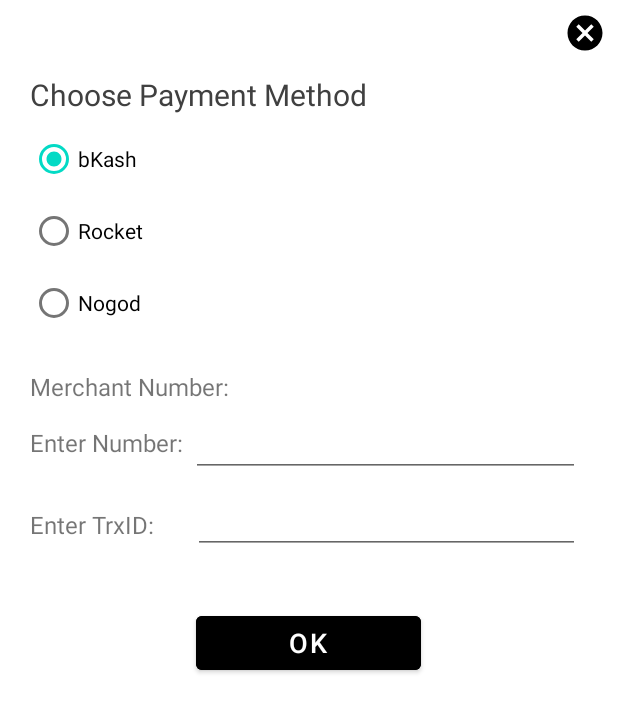
After one commit to DeveloperKits/Halal-Pay, an Android app: the layout custom_dialog_box_deposit.xml on its own in the app's theme, with its tools: preview values and no code run, on a phone screen of 412 x 824 dp. The commit adds this screen. Shown: the top 712 px of the screen. Run offline under Robolectric (Android 15) with nearby library versions, the phone set to English and light mode, and no system bars; Roboto replaces fonts that are not available here.

Commit message:
UI complete

```diff
--- a/app/src/main/AndroidManifest.xml
+++ b/app/src/main/AndroidManifest.xml
@@ -1,6 +1,8 @@
 <?xml version="1.0" encoding="utf-8"?>
 <manifest xmlns:android="http://schemas.android.com/apk/res/android"
     package="com.samulit.halal_pay">
+
+    <uses-permission android:name="android.permission.INTERNET" />
 
     <application
         android:allowBackup="true"
@@ -9,8 +11,8 @@
         android:roundIcon="@mipmap/ic_launcher_round"
         android:supportsRtl="true"
         android:theme="@style/Theme.EPay">
-        <activity android:name="com.samulit.halal_pay.LoginActivity"></activity>
-        <activity android:name="com.samulit.halal_pay.RegistrationActivity"></activity>
+        <activity android:name="com.samulit.halal_pay.LoginActivity" />
+        <activity android:name="com.samulit.halal_pay.RegistrationActivity" />
         <activity android:name="com.samulit.halal_pay.HomeActivity" />
         <activity android:name="com.samulit.halal_pay.MainActivity">
             <intent-filter>
--- /dev/null
+++ b/app/src/main/res/drawable/ic_baseline_cancel_24.xml
@@ -0,0 +1,10 @@
+<vector xmlns:android="http://schemas.android.com/apk/res/android"
+    android:width="28dp"
+    android:height="28dp"
+    android:viewportWidth="24"
+    android:viewportHeight="24"
+    android:tint="?attr/colorControlNormal">
+  <path
+      android:fillColor="@android:color/white"
+      android:pathData="M12,2C6.47,2 2,6.47 2,12s4.47,10 10,10 10,-4.47 10,-10S17.53,2 12,2zM17,15.59L15.59,17 12,13.41 8.41,17 7,15.59 10.59,12 7,8.41 8.41,7 12,10.59 15.59,7 17,8.41 13.41,12 17,15.59z"/>
+</vector>
--- /dev/null
+++ b/app/src/main/res/layout/custom_dialog_box_deposit.xml
@@ -0,0 +1,146 @@
+<?xml version="1.0" encoding="utf-8"?>
+<LinearLayout xmlns:android="http://schemas.android.com/apk/res/android"
+    android:layout_width="match_parent"
+    android:layout_height="match_parent"
+    xmlns:app="http://schemas.android.com/apk/res-auto"
+    android:orientation="vertical">
+
+    <Button
+        android:id="@+id/cancel"
+        style="@style/Widget.MaterialComponents.Button.TextButton.Icon"
+        android:layout_width="42dp"
+        android:layout_height="40dp"
+        android:layout_gravity="end"
+        android:layout_marginEnd="2dp"
+        android:layout_marginVertical="2dp"
+        app:icon="@drawable/ic_baseline_cancel_24"
+        app:iconTint="@color/black"
+        app:rippleColor="@color/black" />
+
+    <TextView
+        android:id="@+id/textView2"
+        android:layout_width="match_parent"
+        android:layout_height="wrap_content"
+        android:layout_marginStart="20dp"
+        android:layout_marginTop="5dp"
+        android:text="Choose Payment Method"
+        android:textColor="@color/text_color_back"
+        android:textSize="20sp" />
+
+    <RadioGroup
+        android:id="@+id/radioGroup"
+        android:layout_width="match_parent"
+        android:layout_height="wrap_content"
+        android:layout_marginStart="20dp"
+        android:layout_marginTop="5dp"
+        android:layout_marginBottom="15dp">
+
+        <RadioButton
+            android:id="@+id/bkash"
+            android:layout_width="match_parent"
+            android:layout_height="wrap_content"
+            android:checked="true"
+            android:text="bKash" />
+
+        <RadioButton
+            android:id="@+id/rocket"
+            android:layout_width="match_parent"
+            android:layout_height="wrap_content"
+            android:text="Rocket"/>
+
+        <RadioButton
+            android:id="@+id/nogod"
+            android:layout_width="match_parent"
+            android:layout_height="wrap_content"
+            android:text="Nogod"/>
+
+    </RadioGroup>
+
+    <LinearLayout
+        android:visibility="visible"
+        android:id="@+id/lpay"
+        android:layout_marginTop="5dp"
+        android:layout_width="match_parent"
+        android:layout_height="wrap_content"
+        android:orientation="horizontal">
+
+        <TextView
+            android:textIsSelectable="true"
+            android:layout_marginStart="20dp"
+            android:id="@+id/merchantNum"
+            android:layout_width="wrap_content"
+            android:layout_height="wrap_content"
+            android:text="Merchant Number:"
+            android:textSize="16sp" />
+
+    </LinearLayout>
+
+    <LinearLayout
+        android:visibility="visible"
+        android:id="@+id/lNum"
+        android:layout_marginTop="5dp"
+        android:layout_width="match_parent"
+        android:layout_height="wrap_content"
+        android:orientation="horizontal">
+
+        <TextView
+
+            android:layout_marginStart="20dp"
+            android:layout_width="wrap_content"
+            android:layout_height="wrap_content"
+            android:text="Enter Number:"
+            android:textSize="16sp" />
+
+        <EditText
+            android:textSize="16sp"
+            android:layout_marginEnd="25dp"
+            android:layout_marginTop="1dp"
+            android:layout_marginStart="5dp"
+            android:inputType="number"
+            android:layout_width="match_parent"
+            android:layout_height="wrap_content"
+            android:id="@+id/paymentNumber" />
+
+    </LinearLayout>
+
+    <LinearLayout
+        android:layout_marginBottom="10dp"
+        android:visibility="visible"
+        android:id="@+id/lID"
+        android:layout_marginTop="5dp"
+        android:layout_width="match_parent"
+        android:layout_height="wrap_content"
+        android:orientation="horizontal">
+
+        <TextView
+            android:layout_marginTop="5dp"
+            android:layout_marginStart="20dp"
+            android:layout_width="wrap_content"
+            android:layout_height="wrap_content"
+            android:text="Enter TrxID:"
+            android:textSize="16sp" />
+
+        <EditText
+            android:textSize="16sp"
+            android:layout_marginEnd="25dp"
+            android:layout_marginTop="3dp"
+            android:layout_marginStart="25dp"
+            android:layout_width="match_parent"
+            android:layout_height="wrap_content"
+            android:id="@+id/paymentID" />
+
+    </LinearLayout>
+
+    <Button
+        android:layout_width="150dp"
+        android:layout_height="wrap_content"
+        android:backgroundTint="@color/black"
+        android:text="ok"
+        android:textColor="#ffffff"
+        android:textSize="18sp"
+        android:layout_marginTop="25dp"
+        android:layout_marginBottom="15dp"
+        android:layout_gravity="center"
+        android:id="@+id/done"/>
+
+</LinearLayout>
--- a/app/src/main/res/layout/fragment_wallet.xml
+++ b/app/src/main/res/layout/fragment_wallet.xml
@@ -202,8 +202,8 @@
             android:layout_height="100dp"
             android:layout_marginEnd="30dp"
             android:clickable="true"
-            app:cardCornerRadius="30dp"
-            android:focusable="true">
+            android:focusable="true"
+            app:cardCornerRadius="30dp">
 
             <LinearLayout
                 android:layout_width="wrap_content"
@@ -219,9 +219,9 @@
                 <TextView
                     android:layout_width="wrap_content"
                     android:layout_height="wrap_content"
-                    android:fontFamily="sans-serif-black"
                     android:layout_marginTop="5dp"
                     android:layout_marginBottom="2dp"
+                    android:fontFamily="sans-serif-black"
                     android:text="Deposit"
                     android:textColor="@color/text_color_back"
                     android:textSize="14sp" />
--- a/app/src/main/res/values-night/themes.xml
+++ b/app/src/main/res/values-night/themes.xml
@@ -1,14 +1,14 @@
 <resources xmlns:tools="http://schemas.android.com/tools">
     <!-- Base application theme. -->
-    <style name="Theme.EPay" parent="Theme.MaterialComponents.DayNight.DarkActionBar">
+    <style name="Theme.EPay" parent="Theme.MaterialComponents.DayNight.NoActionBar">
         <!-- Primary brand color. -->
-        <item name="colorPrimary">@color/purple_200</item>
-        <item name="colorPrimaryVariant">@color/purple_700</item>
-        <item name="colorOnPrimary">@color/black</item>
+        <item name="colorPrimary">@color/colour_bottom_bar</item>
+        <item name="colorPrimaryVariant">@color/statusBar</item>
+        <item name="colorOnPrimary">@color/white</item>
         <!-- Secondary brand color. -->
         <item name="colorSecondary">@color/teal_200</item>
         <item name="colorSecondaryVariant">@color/teal_200</item>
-        <item name="colorOnSecondary">@color/black</item>
+        <item name="colorOnSecondary">@color/white</item>
         <!-- Status bar color. -->
         <item name="android:statusBarColor" tools:targetApi="l">?attr/colorPrimaryVariant</item>
         <!-- Customize your theme here. -->
```
Also changed, not shown: app/src/main/java/com/samulit/halal_pay/Fragment/ProfileFragment.java (+44 -43 lines), app/src/main/java/com/samulit/halal_pay/Fragment/WalletFragment.java (+107 -41 lines), app/src/main/java/com/samulit/halal_pay/HomeActivity.java (+17 -1 lines), app/src/main/res/drawable/ic_baseline_logout_24.xml (added, +11 -0 lines), app/src/main/res/drawable/ic_baseline_more_horiz_24.xml (added, +10 -0 lines), app/src/main/res/layout/activity_home.xml (+14 -0 lines), app/src/main/res/layout/custom_dialog_box.xml (added, +62 -0 lines), app/src/main/res/layout/custom_dialog_box_edit_profile.xml (added, +125 -0 lines), app/src/main/res/menu/drawer_menu.xml (added, +9 -0 lines), 1 other file.
